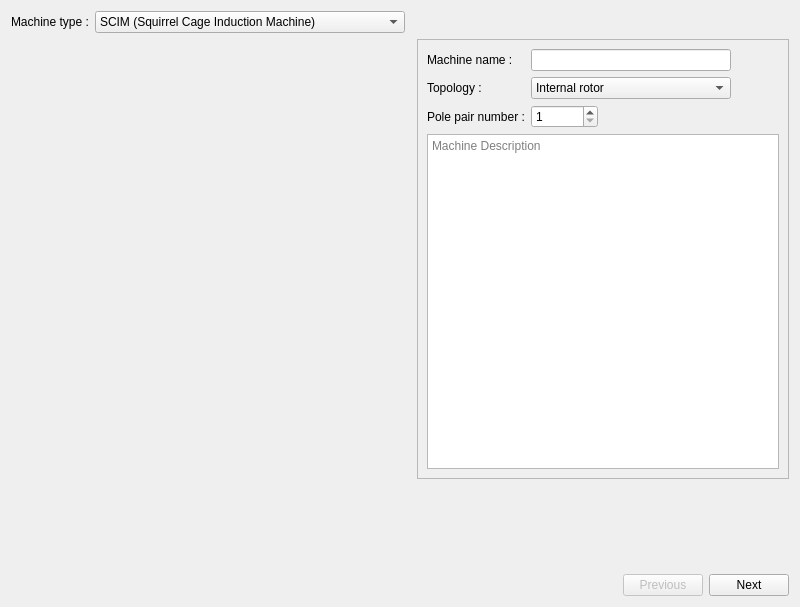
Eomys/pyleecan, file pyleecan/GUI/Dialog/DMachineSetup/SMachineType/SMachineType.ui: the form before one commit.
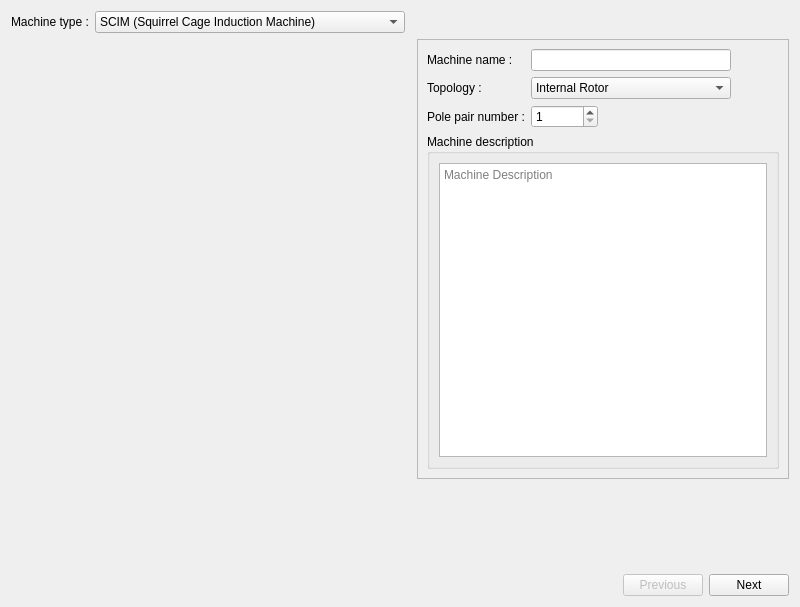
The form after the commit. Icons and pictures are not drawn.

Commit message: [WP] correcting machine type widget test

Patch:
```diff
--- a/pyleecan/GUI/Dialog/DMachineSetup/SMachineType/SMachineType.ui
+++ b/pyleecan/GUI/Dialog/DMachineSetup/SMachineType/SMachineType.ui
@@ -172,28 +172,6 @@
         <layout class="QVBoxLayout" name="verticalLayout_3">
          <item>
           <layout class="QGridLayout" name="gridLayout_2">
-           <item row="2" column="0">
-            <widget class="QTextEdit" name="textEdit">
-             <property name="enabled">
-              <bool>true</bool>
-             </property>
-             <property name="sizePolicy">
-              <sizepolicy hsizetype="Expanding" vsizetype="Preferred">
-               <horstretch>0</horstretch>
-               <verstretch>0</verstretch>
-              </sizepolicy>
-             </property>
-             <property name="minimumSize">
-              <size>
-               <width>0</width>
-               <height>0</height>
-              </size>
-             </property>
-             <property name="placeholderText">
-              <string>Machine Description</string>
-             </property>
-            </widget>
-           </item>
            <item row="1" column="0">
             <layout class="QGridLayout" name="gridLayout">
              <item row="1" column="1">
@@ -206,7 +184,7 @@
                </property>
                <item>
                 <property name="text">
-                 <string>Internal rotor</string>
+                 <string>Internal Rotor</string>
                 </property>
                </item>
                <item>
@@ -305,6 +283,37 @@
              </item>
             </layout>
            </item>
+           <item row="2" column="0">
+            <widget class="QGroupBox" name="groupBox">
+             <property name="title">
+              <string>Machine description </string>
+             </property>
+             <layout class="QVBoxLayout" name="verticalLayout_4">
+              <item>
+               <widget class="QTextEdit" name="in_machine_desc">
+                <property name="enabled">
+                 <bool>true</bool>
+                </property>
+                <property name="sizePolicy">
+                 <sizepolicy hsizetype="Expanding" vsizetype="Preferred">
+                  <horstretch>0</horstretch>
+                  <verstretch>0</verstretch>
+                 </sizepolicy>
+                </property>
+                <property name="minimumSize">
+                 <size>
+                  <width>0</width>
+                  <height>0</height>
+                 </size>
+                </property>
+                <property name="placeholderText">
+                 <string>Machine Description</string>
+                </property>
+               </widget>
+              </item>
+             </layout>
+            </widget>
+           </item>
           </layout>
          </item>
         </layout>
```
Left out of the diff: 8 changed lines with no effect on the pictures. The commit also changes 20 other files.
